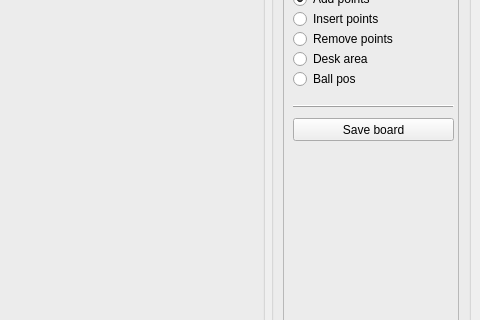
Before: the Qt Designer form board_tool/ui/mainform.ui in hateom/billard3d, drawn with Qt 5; both pictures show x 643 to 1123 and y 110 to 430 of the 1123 by 606 pixel window.
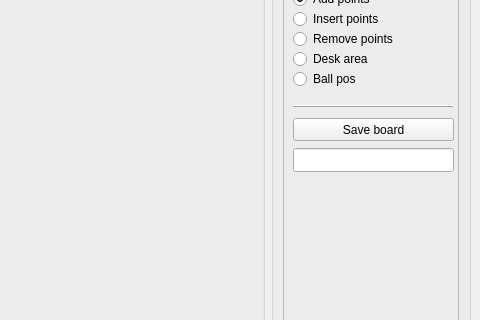
After: the same form once the commit is applied.

The edit to the form file:
```diff
--- a/board_tool/ui/mainform.ui
+++ b/board_tool/ui/mainform.ui
@@ -178,6 +178,16 @@
           <string>Ball pos</string>
          </property>
         </widget>
+        <widget class="QLineEdit" name="editInfo" >
+         <property name="geometry" >
+          <rect>
+           <x>10</x>
+           <y>220</y>
+           <width>161</width>
+           <height>24</height>
+          </rect>
+         </property>
+        </widget>
        </widget>
       </item>
       <item>
```
